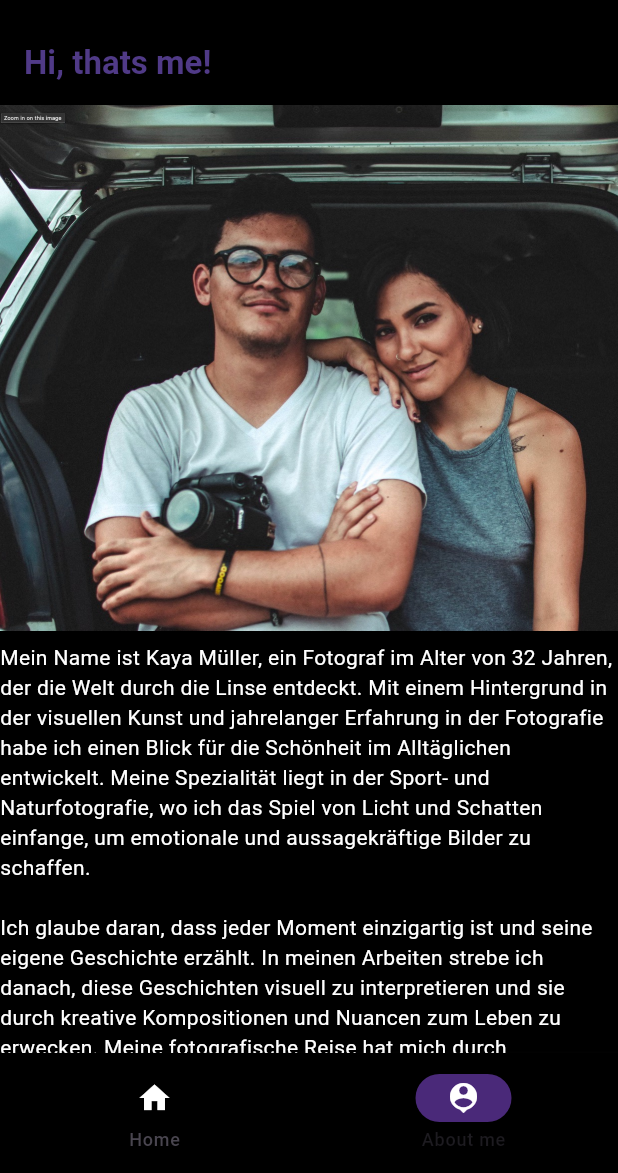
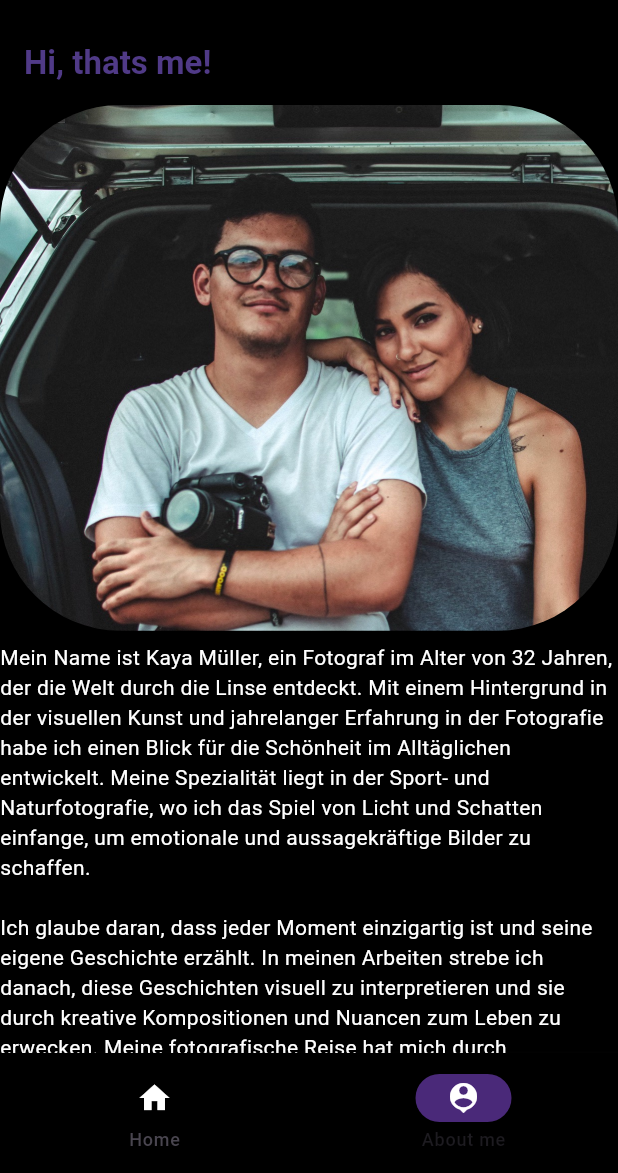
Before and after one commit to Seno91/bildergalerie_app, a Flutter app: the screen it shows after launch, item 2 of the bottom bar chosen, on a phone screen of 412 x 824 dp, the part 63-1236 px from its top. Run offline on Flutter 3.47's test engine with Material 3 defaults, Android fonts, the phone set to English and light mode, and no system bars.

Commit message:
Implemented Borderradius in About me

```diff
--- a/lib/features/profile/profile_screen.dart
+++ b/lib/features/profile/profile_screen.dart
@@ -20,8 +20,9 @@ class ProfileScreen extends StatelessWidget {
       body: SingleChildScrollView(
         child: Column(
           children: [
-            Image.asset(
-              "assets/images/kaya.jpeg",
+            ClipRRect(
+              borderRadius: BorderRadius.circular(80),
+              child: Image.asset("assets/images/kaya.jpeg"),
             ),
             const SizedBox(
               height: 8,
--- a/lib/features/screens/gallery_screen.dart
+++ b/lib/features/screens/gallery_screen.dart
@@ -15,7 +15,7 @@ class GalleryScreen extends StatelessWidget {
       gridDelegate: const SliverSimpleGridDelegateWithFixedCrossAxisCount(
           crossAxisCount: 2),
       itemBuilder: (context, index) => Padding(
-        padding: const EdgeInsets.all(4),
+        padding: const EdgeInsets.all(8),
         child: GestureDetector(
           onTap: () {
             Navigator.of(context).push(
@@ -29,7 +29,7 @@ class GalleryScreen extends StatelessWidget {
           child: Column(
             children: [
               ClipRRect(
-                borderRadius: BorderRadius.circular(18),
+                borderRadius: BorderRadius.circular(16),
                 child: Image.asset(galleryData[index].imagePath),
               ),
               Text(
--- a/lib/main.dart
+++ b/lib/main.dart
@@ -1,7 +1,6 @@
 import 'package:bildergalerie_app/features/profile/profile_screen.dart';
 import 'package:bildergalerie_app/features/screens/gallery_screen.dart';
 import 'package:flutter/material.dart';
-import 'package:flutter_staggered_grid_view/flutter_staggered_grid_view.dart';
 
 void main() {
   runApp(const MyApp());
```
